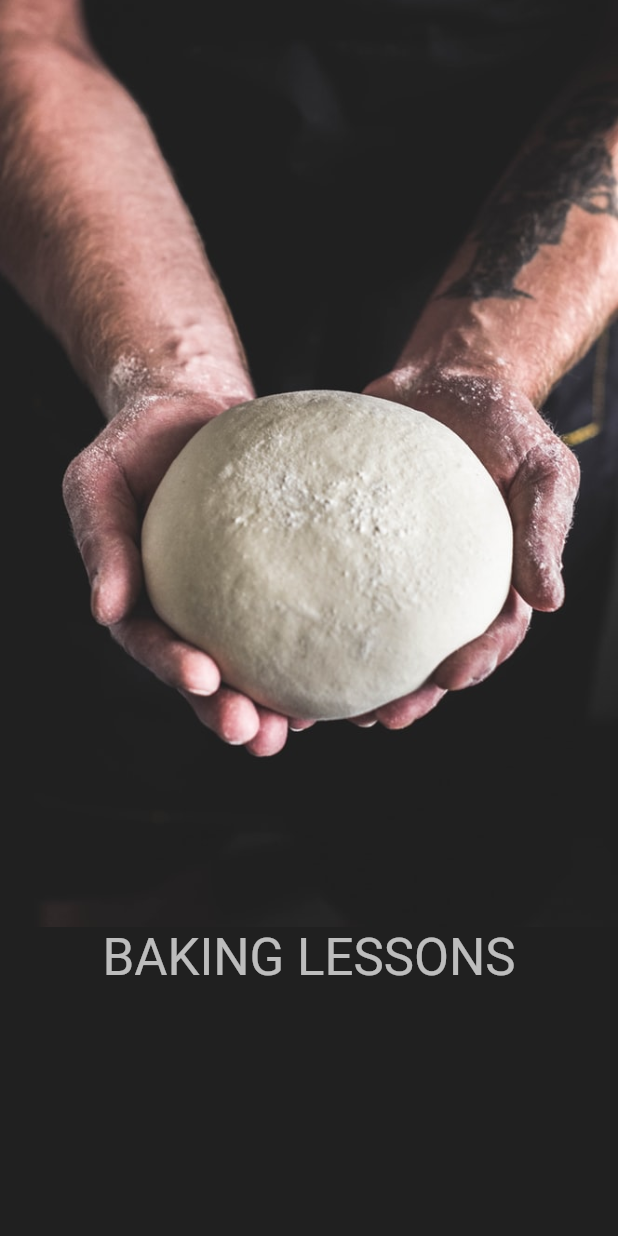
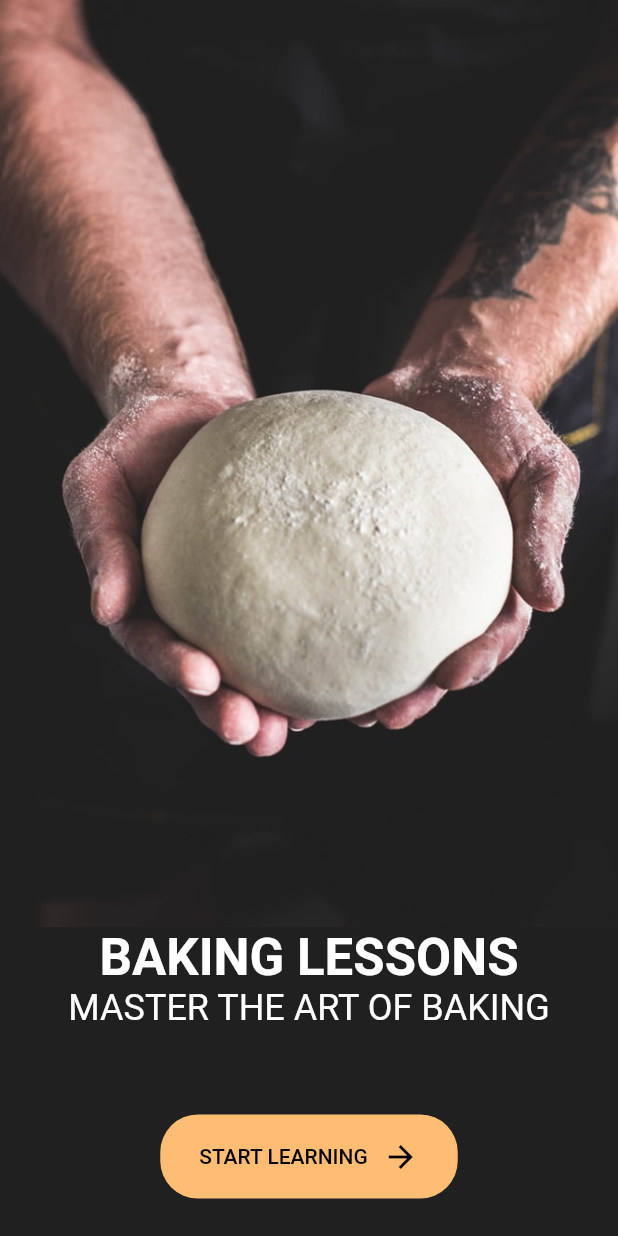
Before and after one commit to vedant-kokate/Flutter-Welcome-and-Login-Screen, a Flutter app: the screen it shows after launch, on a phone screen of 412 x 824 dp. Run offline on Flutter 3.47's test engine with Material 2 defaults, Android fonts, the phone set to English and light mode, and no system bars.

Commit message:
Welcome Screen Done

```diff
--- a/welcomeandlogin/lib/main.dart
+++ b/welcomeandlogin/lib/main.dart
@@ -15,6 +15,14 @@ class MyApp extends StatelessWidget {
         brightness: Brightness.dark,
         primaryColor: kPrimaryColor,
         scaffoldBackgroundColor: kBackgroundColor,
+        textTheme: TextTheme(
+            display1:
+                TextStyle(color: Colors.white, fontWeight: FontWeight.bold),
+            button: TextStyle(
+              color: kPrimaryColor,
+            ),
+            headline:
+                TextStyle(color: Colors.white, fontWeight: FontWeight.normal)),
       ),
       home: WelcomeScreen(),
     );
@@ -37,13 +45,47 @@ class WelcomeScreen extends StatelessWidget {
               )),
           Expanded(
               child: Column(
+            mainAxisAlignment: MainAxisAlignment.spaceBetween,
             children: <Widget>[
               RichText(
+                  textAlign: TextAlign.center,
                   text: TextSpan(children: [
-                TextSpan(
-                    text: "BAKING LESSONS",
-                    style: Theme.of(context).textTheme.display1)
-              ]))
+                    TextSpan(
+                      text: "BAKING LESSONS\n",
+                      style: Theme.of(context).textTheme.display1,
+                    ),
+                    TextSpan(
+                      text: "MASTER THE ART OF BAKING",
+                      style: Theme.of(context).textTheme.headline,
+                    )
+                  ])),
+              FittedBox(
+                child: Container(
+                  margin: EdgeInsets.only(bottom: 25),
+                  padding: EdgeInsets.symmetric(horizontal: 26, vertical: 16),
+                  decoration: BoxDecoration(
+                    borderRadius: BorderRadius.circular(25),
+                    color: kPrimaryColor,
+                  ),
+                  child: Row(
+                    children: <Widget>[
+                      Text(
+                        "START LEARNING",
+                        style: Theme.of(context).textTheme.button.copyWith(
+                              color: Colors.black,
+                            ),
+                      ),
+                      SizedBox(
+                        width: 10,
+                      ),
+                      Icon(
+                        Icons.arrow_forward,
+                        color: Colors.black,
+                      )
+                    ],
+                  ),
+                ),
+              )
             ],
           ))
         ],
```
